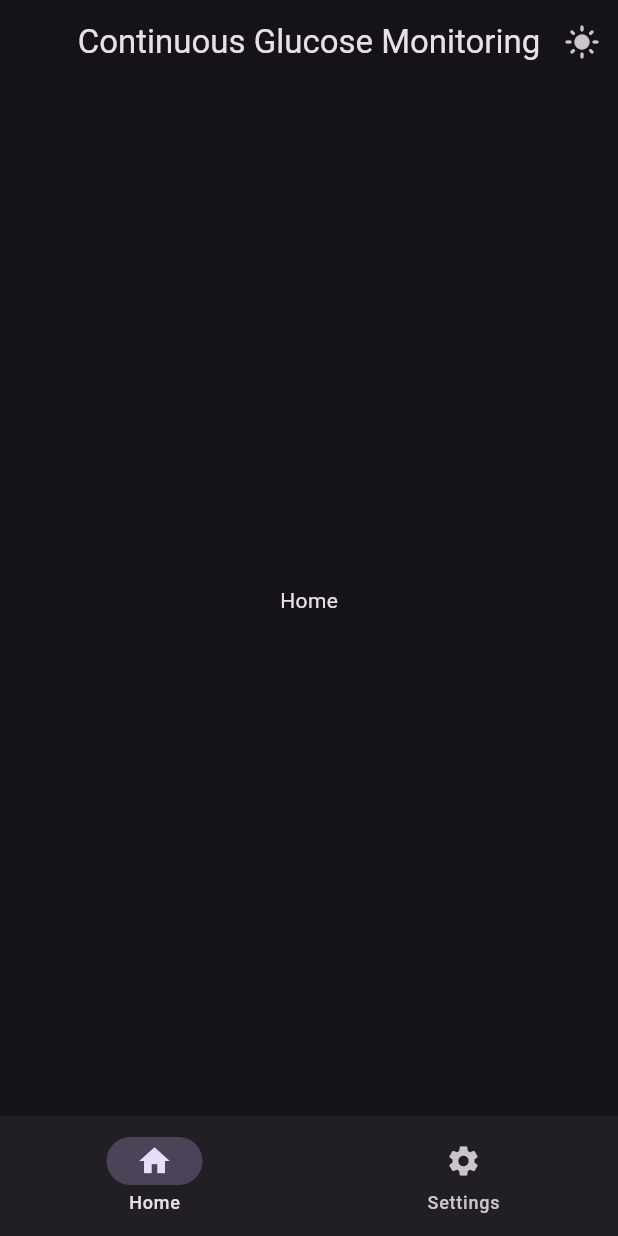
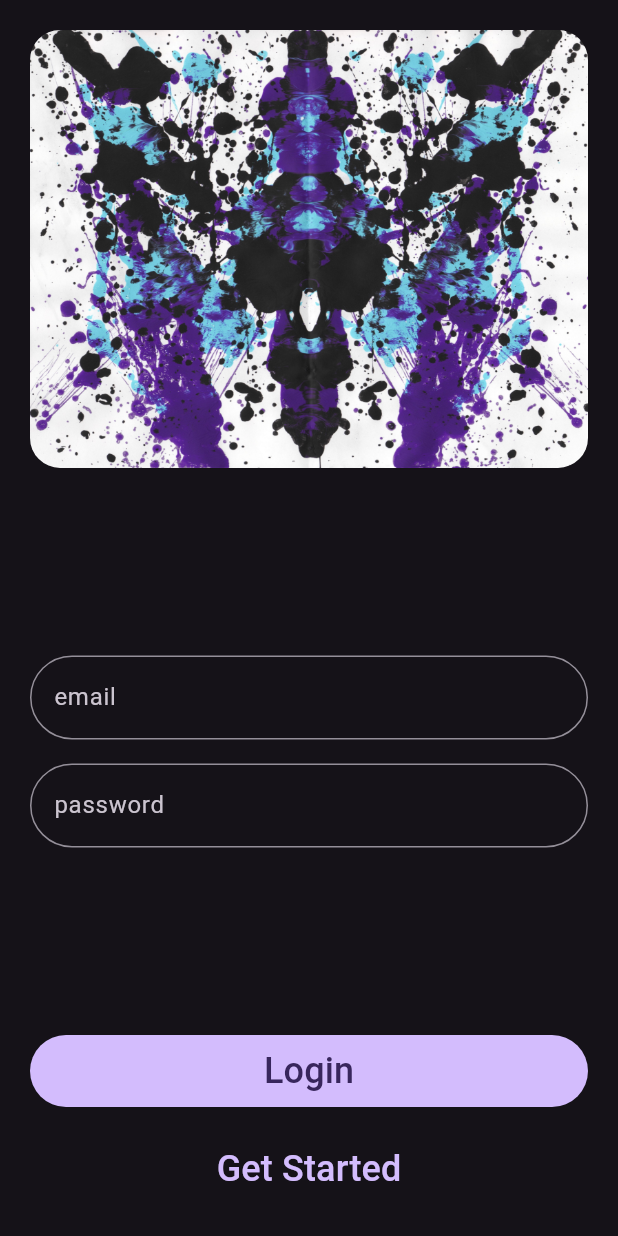
Before and after one commit to Tshadow999/glucose_monitor, a Flutter app: the screen it shows after launch, on a phone screen of 412 x 824 dp. Run offline on Flutter 3.47's test engine with Material 3 defaults, Android fonts, the phone set to English and light mode, and no system bars.

Commit message:
Added a login screen

```diff
--- a/mobile_app/lib/main.dart
+++ b/mobile_app/lib/main.dart
@@ -1,5 +1,5 @@
 import 'package:flutter/material.dart';
-import 'package:mobile_app/views/widget_tree.dart';
+import 'package:mobile_app/views/pages/login_page.dart';
 import 'package:mobile_app/data/notifiers.dart';
 
 void main() {
@@ -23,7 +23,7 @@ class MyApp extends StatelessWidget {
               brightness: isDarkMode ? Brightness.dark : Brightness.light,
             ),
           ),
-          home: WidgetTree(),
+          home: LoginPage(),
         );
       },
     );
--- /dev/null
+++ b/mobile_app/lib/views/pages/login_page.dart
@@ -0,0 +1,99 @@
+import 'package:flutter/material.dart';
+import 'package:mobile_app/views/widget_tree.dart';
+import 'package:mobile_app/views/widgets/hero_widget.dart';
+
+class LoginPage extends StatefulWidget {
+  const LoginPage({super.key});
+
+  @override
+  State<LoginPage> createState() => _LoginPageState();
+}
+
+class _LoginPageState extends State<LoginPage> {
+  TextEditingController emailController = TextEditingController();
+  TextEditingController passwordController = TextEditingController();
+
+  String confirmedEmail = "test";
+  String confirmedPassword = "pass";
+
+  @override
+  void dispose() {
+    emailController.dispose();
+    passwordController.dispose();
+    super.dispose();
+  }
+
+  @override
+  Widget build(BuildContext context) {
+    return Scaffold(
+      body: Padding(
+        padding: const EdgeInsets.all(20.0),
+        child: Column(
+          mainAxisAlignment: MainAxisAlignment.center,
+          spacing: 16.0,
+          children: [
+            HeroWidget(),
+            Spacer(),
+            TextField(
+              controller: emailController,
+              decoration: InputDecoration(
+                border: OutlineInputBorder(
+                  borderRadius: BorderRadius.circular(32.0),
+                ),
+                labelText: "email",
+              ),
+              onEditingComplete: () => setState(() {}),
+            ),
+            TextField(
+              controller: passwordController,
+              decoration: InputDecoration(
+                border: OutlineInputBorder(
+                  borderRadius: BorderRadius.circular(32.0),
+                ),
+                labelText: "password",
+              ),
+              obscureText: true,
+              onEditingComplete: () => setState(() {}),
+            ),
+            Spacer(),
+            FilledButton(
+              onPressed: () {
+                if (confirmedEmail == emailController.text &&
+                    confirmedPassword == passwordController.text) {
+                  Navigator.pushReplacement(
+                    context,
+                    MaterialPageRoute(
+                      builder: (context) {
+                        return WidgetTree();
+                      },
+                    ),
+                  );
+                }
+              },
+              style: FilledButton.styleFrom(
+                minimumSize: Size(double.infinity, 48),
+              ),
+              child: Text("Login", style: TextStyle(fontSize: 24)),
+            ),
+            TextButton(
+              onPressed: () {
+                Navigator.pushReplacement(
+                  context,
+                  MaterialPageRoute(
+                    builder: (context) {
+                      return WidgetTree();
+                    },
+                  ),
+                );
+              },
+              style: FilledButton.styleFrom(
+                minimumSize: Size(double.infinity, 48),
+              ),
+              child: Text("Get Started", style: TextStyle(fontSize: 24)),
+            ),
+          ],
+        ),
+      ),
+    );
+  }
+}
--- /dev/null
+++ b/mobile_app/lib/views/widgets/hero_widget.dart
@@ -0,0 +1,16 @@
+import 'package:flutter/material.dart';
+
+class HeroWidget extends StatelessWidget {
+  const HeroWidget({super.key});
+
+  @override
+  Widget build(BuildContext context) {
+    return Hero(
+      tag: "login_hero",
+      child: ClipRRect(
+        borderRadius: BorderRadius.circular(20.0),
+        child: Image.asset("assets/images/ink_splash.jpg"),
+      ),
+    );
+  }
+}
```
Also changed, not shown: mobile_app/lib/data/constants.dart (added, +12 -0 lines), mobile_app/lib/views/pages/home_page.dart (+29 -1 lines), mobile_app/lib/views/pages/settings_page.dart (+53 -2 lines), mobile_app/pubspec.yaml (+2 -10 lines), mobile_app/assets/images/ink_splash.jpg (added), 1 other file.
